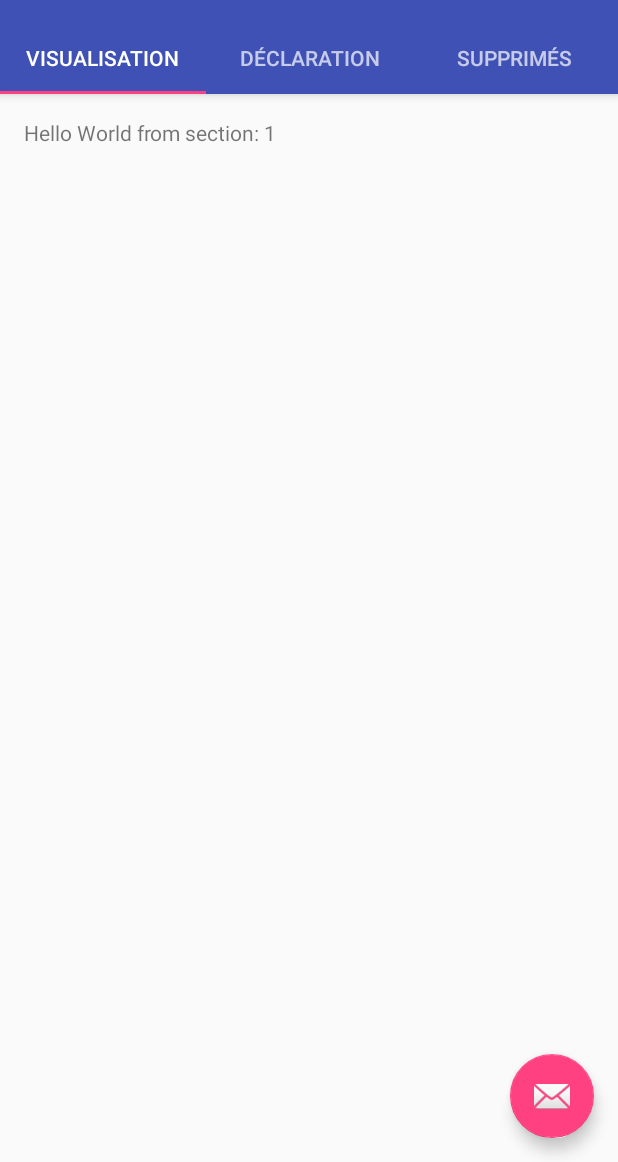
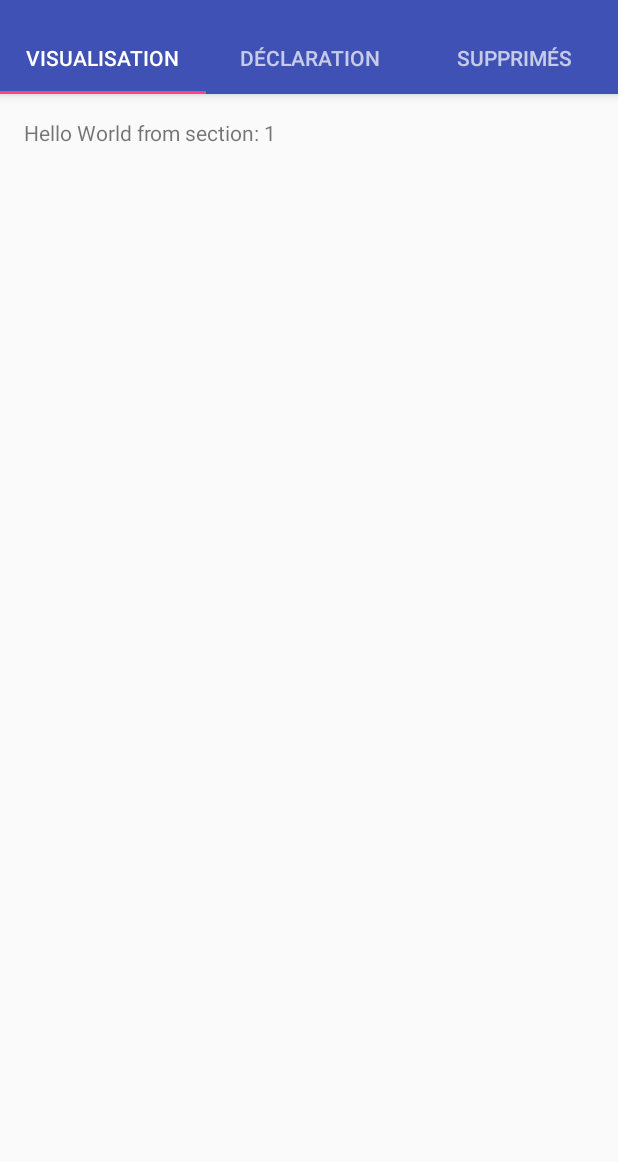
Before and after one commit to AlexanneM/PolyBFM, an Android app: the screen it shows after launch (MainActivity), on a phone screen of 412 x 824 dp, the part 74-1236 px from its top. Run offline under Robolectric (Android 15) with nearby library versions, the phone set to English and light mode, and no system bars.

Commit message:
Fix bdd et suppression du floatingactionbutton

```diff
--- a/PolyBFM/app/src/main/java/fr/unice/polytech/polybfm/DeclarationFragment.java
+++ b/PolyBFM/app/src/main/java/fr/unice/polytech/polybfm/DeclarationFragment.java
@@ -160,9 +160,10 @@ public class DeclarationFragment extends Fragment {
     }
 
     private void addEvent(){
-        DatabaseHandler handler = new DatabaseHandler(getContext(), "DBpolyBFM", null, 3);
+        DatabaseHandler handler = new DatabaseHandler(getActivity().getApplicationContext(), "DBpolyBFM", null, 3);
         SQLiteDatabase db = handler.getWritableDatabase();
-        db.rawQuery("INSERT INTO Issue (title, reporter, emergency, category, place, date, photo, viewed, deleted) VALUES ('"+ISSUE_TITLE+"', '"+ISSUE_REPORTER+"', '"+ISSUE_EMERGENCY+"', '"+ISSUE_CATEGORY+"', '"+ISSUE_PLACE+"', '"+ISSUE_DATE+"', '"+ISSUE_PHOTO+"', '"+ISSUE_VIEWED+"', '"+ISSUE_DELETED+"')",null);
+        db.execSQL("INSERT INTO Issue (title, reporter, emergency, category, place, date, photo, viewed, deleted) VALUES ('"+ISSUE_TITLE+"', '"+ISSUE_REPORTER+"', '"+ISSUE_EMERGENCY+"', '"+ISSUE_CATEGORY+"', '"+ISSUE_PLACE+"', '"+ISSUE_DATE+"', '"+ISSUE_PHOTO+"', '"+ISSUE_VIEWED+"', '"+ISSUE_DELETED+"')");
+        db.close();
     }
 
     @Override
--- a/PolyBFM/app/src/main/java/fr/unice/polytech/polybfm/MainActivity.java
+++ b/PolyBFM/app/src/main/java/fr/unice/polytech/polybfm/MainActivity.java
@@ -56,14 +56,14 @@ public class MainActivity extends AppCompatActivity {
         tabLayout.addOnTabSelectedListener(new TabLayout.ViewPagerOnTabSelectedListener(mViewPager));
 
 
-        FloatingActionButton fab = (FloatingActionButton) findViewById(R.id.fab);
+        /*FloatingActionButton fab = (FloatingActionButton) findViewById(R.id.fab);
         fab.setOnClickListener(new View.OnClickListener() {
             @Override
             public void onClick(View view) {
                 Snackbar.make(view, "Replace with your own action", Snackbar.LENGTH_LONG)
                         .setAction("Action", null).show();
             }
-        });
+        });*/
 
     }
 
--- a/PolyBFM/app/src/main/res/layout/activity_main.xml
+++ b/PolyBFM/app/src/main/res/layout/activity_main.xml
@@ -59,12 +59,4 @@
         android:layout_height="match_parent"
         app:layout_behavior="@string/appbar_scrolling_view_behavior" />
 
-    <android.support.design.widget.FloatingActionButton
-        android:id="@+id/fab"
-        android:layout_width="wrap_content"
-        android:layout_height="wrap_content"
-        android:layout_gravity="end|bottom"
-        android:layout_margin="@dimen/fab_margin"
-        app:srcCompat="@android:drawable/ic_dialog_email" />
-
 </android.support.design.widget.CoordinatorLayout>
```
Also changed, not shown: PolyBFM/app/src/main/java/fr/unice/polytech/polybfm/TestNotifFragment.java (+7 -3 lines).
